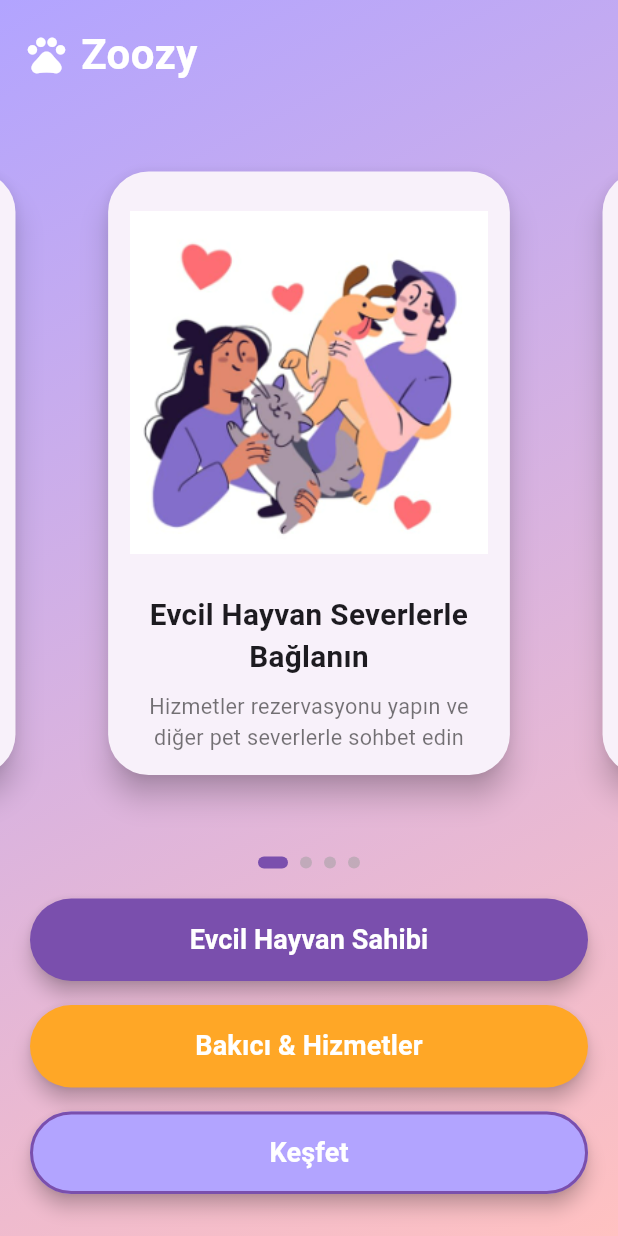
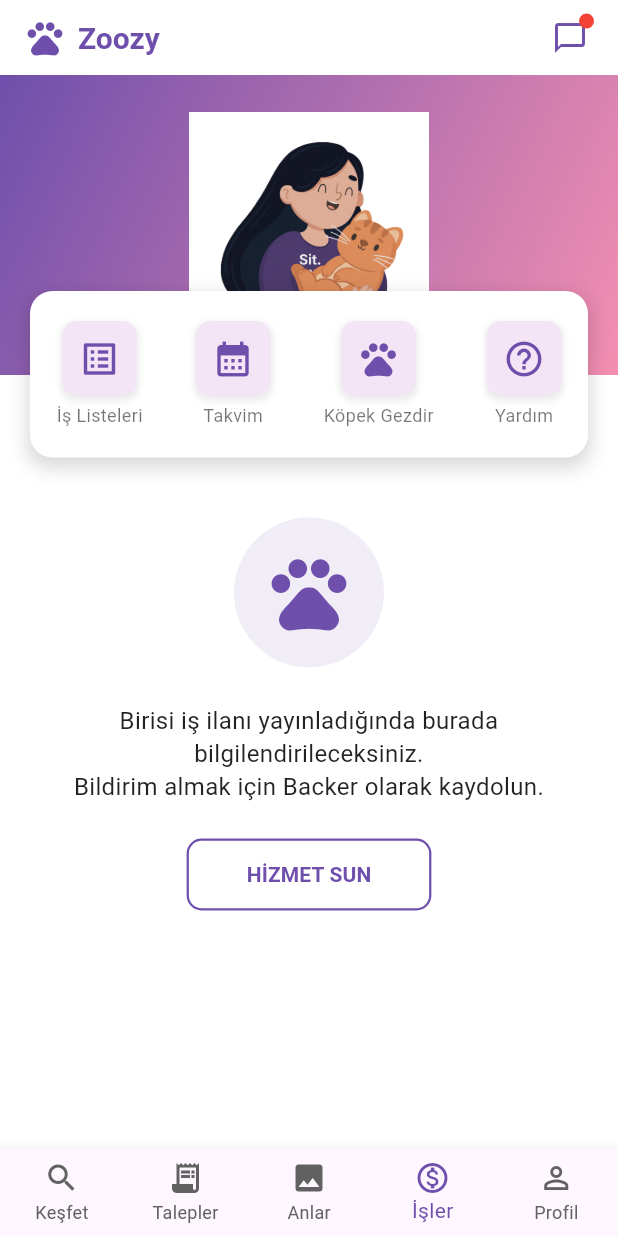
Before and after one commit to iremsuerdemir/Zoozy, a Flutter app: the screen it shows after launch, on a phone screen of 412 x 824 dp. Run offline on Flutter 3.47's test engine with Material 3 defaults, Android fonts, the phone set to English and light mode, and no system bars; our stand-ins replace firebase_auth, firebase_core, google_sign_in, image_picker, qr_flutter, shared_preferences; missing offline and left inert: flutter_facebook_auth; accounts and stored records are empty.

Commit message:
Jobs ekranı tasarlandı.

```diff
--- a/lib/components/bottom_navigation_bar.dart
+++ b/lib/components/bottom_navigation_bar.dart
@@ -1,4 +1,5 @@
 import 'package:flutter/material.dart';
+import 'package:zoozy/screens/jobs_screen.dart';
 import 'package:zoozy/screens/profile_screen.dart';
 
 class CustomBottomNavBar extends StatelessWidget {
@@ -25,10 +26,16 @@ class CustomBottomNavBar extends StatelessWidget {
       showUnselectedLabels: true,
       onTap: (index) {
         if (index == 4) {
-          // Profil butonuna basıldığında profile_screen.dart sayfasına git
+          // Profil butonuna basıldığında ProfileScreen sayfasına git
           Navigator.push(
             context,
             MaterialPageRoute(builder: (context) => const ProfileScreen()),
+          );
+        } else if (index == 3) {
+          // Jobs butonuna basıldığında JobsScreen sayfasına git
+          Navigator.push(
+            context,
+            MaterialPageRoute(builder: (context) => const JobsScreen()),
           );
         } else {
           // Diğer indexler için senin verdiğin onTap çalışsın
--- a/lib/main.dart
+++ b/lib/main.dart
@@ -3,6 +3,7 @@ import 'package:flutter/material.dart';
 import 'package:firebase_core/firebase_core.dart';
 import 'package:google_sign_in/google_sign_in.dart';
 import 'package:zoozy/screens/edit_profile.dart';
+import 'package:zoozy/screens/jobs_screen.dart';
 import 'package:zoozy/screens/login_page.dart';
 import 'package:flutter_facebook_auth/flutter_facebook_auth.dart';
 import 'package:zoozy/screens/profile_screen.dart'; // <-- Bunu ekledik
@@ -58,7 +59,7 @@ class MyApp extends StatelessWidget {
       theme: ThemeData(
         colorScheme: ColorScheme.fromSeed(seedColor: Colors.deepPurple),
       ),
-      home: LoginPage(),
+      home: JobsScreen(),
     );
   }
 }
--- /dev/null
+++ b/lib/screens/jobs_screen.dart
@@ -0,0 +1,234 @@
+import 'package:flutter/material.dart';
+import 'package:zoozy/components/bottom_navigation_bar.dart';
+import 'package:zoozy/screens/agreement_screen.dart';
+import 'package:zoozy/screens/profile_screen.dart';
+
+class JobsScreen extends StatelessWidget {
+  const JobsScreen({super.key});
+
+  // Renk paleti
+  static const Color primaryPurple =
+      Color.fromARGB(255, 111, 79, 172); // Özel mor
+  static const Color softPink = Color(0xFFF48FB1); // Açık pembe
+  static const Color cardIconBgColor = Color(0xFFF3E5F5); // Kart arka planı
+
+  Widget _buildIconTextCard(IconData icon, String text) {
+    return Column(
+      children: [
+        Container(
+          width: 50,
+          height: 50,
+          decoration: BoxDecoration(
+            color: cardIconBgColor,
+            borderRadius: BorderRadius.circular(10.0),
+            boxShadow: [
+              BoxShadow(
+                color: Colors.grey.withOpacity(0.2),
+                spreadRadius: 1,
+                blurRadius: 3,
+                offset: const Offset(0, 2),
+              ),
+            ],
+          ),
+          child: Icon(icon, color: primaryPurple, size: 28),
+        ),
+        const SizedBox(height: 4),
+        Text(
+          text,
+          style: const TextStyle(fontSize: 12, color: Colors.black54),
+        ),
+      ],
+    );
+  }
+
+  @override
+  Widget build(BuildContext context) {
+    double screenWidth = MediaQuery.of(context).size.width;
+
+    return Scaffold(
+      backgroundColor: Colors.white,
+      appBar: AppBar(
+        automaticallyImplyLeading: false,
+        backgroundColor: Colors.white,
+        elevation: 0,
+        toolbarHeight: 50,
+        title: Row(
+          children: const [
+            Icon(Icons.pets, color: primaryPurple, size: 28),
+            SizedBox(width: 8),
+            Text(
+              "Zoozy",
+              style: TextStyle(
+                color: primaryPurple,
+                fontWeight: FontWeight.bold,
+                fontSize: 20,
+              ),
+            ),
+          ],
+        ),
+        actions: [
+          Stack(
+            children: [
+              IconButton(
+                icon: const Icon(Icons.chat_bubble_outline,
+                    color: primaryPurple, size: 24),
+                onPressed: () {},
+              ),
+              Positioned(
+                right: 8,
+                top: 8,
+                child: Container(
+                  width: 10,
+                  height: 10,
+                  decoration: const BoxDecoration(
+                    color: Colors.red,
+                    shape: BoxShape.circle,
+                  ),
+                ),
+              )
+            ],
+          ),
+          const SizedBox(width: 8),
+        ],
+      ),
+      body: SingleChildScrollView(
+        child: Column(
+          children: [
+            Stack(
+              clipBehavior: Clip.none,
+              children: [
+                // Gradient alan
+                Container(
+                  height: 200,
+                  width: double.infinity,
+                  decoration: const BoxDecoration(
+                    gradient: LinearGradient(
+                      colors: [primaryPurple, softPink],
+                      begin: Alignment.topLeft,
+                      end: Alignment.bottomRight,
+                    ),
+                  ),
+                ),
+                Positioned(
+                  left: screenWidth / 2 - 80,
+                  right: screenWidth / 2 - 80,
+                  top: 20,
+                  child: Center(
+                    child: Image.asset(
+                      'assets/images/jobs.png',
+                      height: 160,
+                      width: 160,
+                      fit: BoxFit.contain,
+                      errorBuilder: (context, error, stackTrace) => Container(
+                        height: 160,
+                        width: 160,
+                        color: Colors.transparent,
+                      ),
+                    ),
+                  ),
+                ),
+                Positioned(
+                  bottom: -55,
+                  left: 20,
+                  right: 20,
+                  child: Container(
+                    padding: const EdgeInsets.symmetric(vertical: 20),
+                    decoration: BoxDecoration(
+                      color: Colors.white,
+                      borderRadius: BorderRadius.circular(15),
+                      boxShadow: [
+                        BoxShadow(
+                          color: Colors.black.withOpacity(0.15),
+                          spreadRadius: 2,
+                          blurRadius: 10,
+                          offset: const Offset(0, 5),
+                        ),
+                      ],
+                    ),
+                    child: Row(
+                      mainAxisAlignment: MainAxisAlignment.spaceAround,
+                      children: [
+                        _buildIconTextCard(Icons.list_alt, "İş Listeleri"),
+                        _buildIconTextCard(Icons.calendar_month, "Takvim"),
+                        _buildIconTextCard(Icons.pets, "Köpek Gezdir"),
+                        _buildIconTextCard(Icons.help_outline, "Yardım"),
+                      ],
+                    ),
+                  ),
+                ),
+              ],
+            ),
+            const SizedBox(height: 95),
+            Container(
+              width: 100,
+              height: 100,
+              decoration: BoxDecoration(
+                color: primaryPurple.withOpacity(0.1),
+                shape: BoxShape.circle,
+              ),
+              child: const Center(
+                child: Icon(Icons.pets, size: 60, color: primaryPurple),
+              ),
+            ),
+            const SizedBox(height: 24),
+            const Padding(
+              padding: EdgeInsets.symmetric(horizontal: 40),
+              child: Text(
+                "Birisi iş ilanı yayınladığında burada bilgilendirileceksiniz.\nBildirim almak için Backer olarak kaydolun.",
+                textAlign: TextAlign.center,
+                style: TextStyle(
+                  fontSize: 16,
+                  color: Colors.black87,
+                  height: 1.4,
+                ),
+              ),
+            ),
+            const SizedBox(height: 24),
+            ElevatedButton(
+              style: ElevatedButton.styleFrom(
+                backgroundColor: Colors.white,
+                foregroundColor: primaryPurple,
+                side: const BorderSide(color: primaryPurple, width: 1.5),
+                padding:
+                    const EdgeInsets.symmetric(horizontal: 40, vertical: 14),
+                shape: RoundedRectangleBorder(
+                  borderRadius: BorderRadius.circular(10),
+                ),
+                elevation: 0,
+              ),
+              onPressed: () {
+                Navigator.push(
+                  context,
+                  MaterialPageRoute(builder: (context) => AgreementScreen()),
+                );
+              },
+              child: const Text(
+                "HİZMET SUN",
+                style: TextStyle(fontWeight: FontWeight.bold, fontSize: 14),
+              ),
+            ),
+            const SizedBox(height: 20),
+          ],
+        ),
+      ),
+      bottomNavigationBar: CustomBottomNavBar(
+        currentIndex: 3,
+        selectedColor: primaryPurple,
+        unselectedColor: Colors.grey[700]!,
+        onTap: (index) {
+          if (index == 3) {
+            Navigator.pushReplacement(
+              context,
+              MaterialPageRoute(builder: (context) => const JobsScreen()),
+            );
+          } else if (index == 4) {
+            Navigator.push(
+              context,
+              MaterialPageRoute(builder: (context) => const ProfileScreen()),
+            );
+          }
+        },
+      ),
+    );
+  }
+}
--- a/pubspec.yaml
+++ b/pubspec.yaml
@@ -41,3 +41,4 @@ flutter:
     - assets/images/login_3.png
     - assets/images/login_4.png
     - assets/images/forgot_password.png
+    - assets/images/jobs.png
```
Also changed, not shown: assets/images/jobs.png (added).
